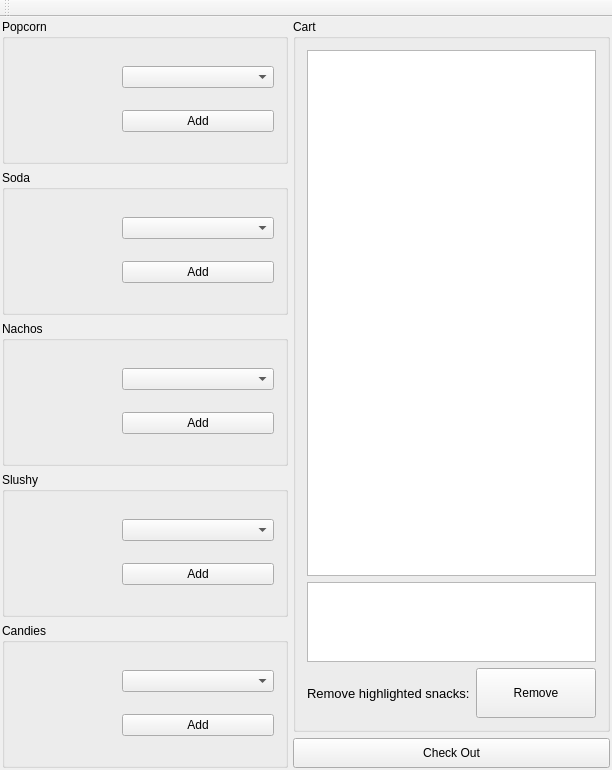
First picture: the form in SnackSales.ui, repository JustKoshi/QTCinemaProject, before the edit.
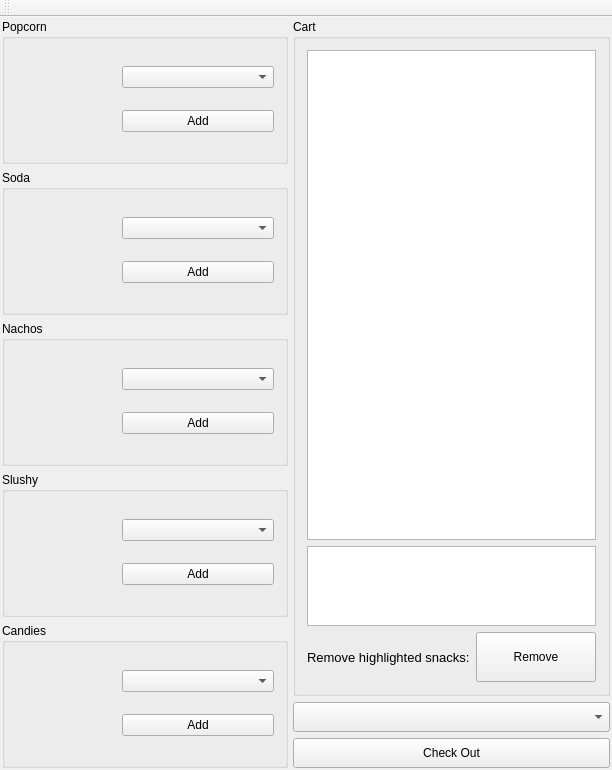
Second picture: the form after the edit. Icons and pictures are not drawn.

Commit message: Working selling snacks

```diff
--- a/SnackSales.ui
+++ b/SnackSales.ui
@@ -340,6 +340,16 @@
         </layout>
        </widget>
       </item>
+      <item>
+       <widget class="QComboBox" name="comboBox_payment">
+        <property name="minimumSize">
+         <size>
+          <width>0</width>
+          <height>30</height>
+         </size>
+        </property>
+       </widget>
+      </item>
       <item>
        <widget class="QPushButton" name="pushButton_check_out">
         <property name="minimumSize">
```
The commit also changes 6 other files.
